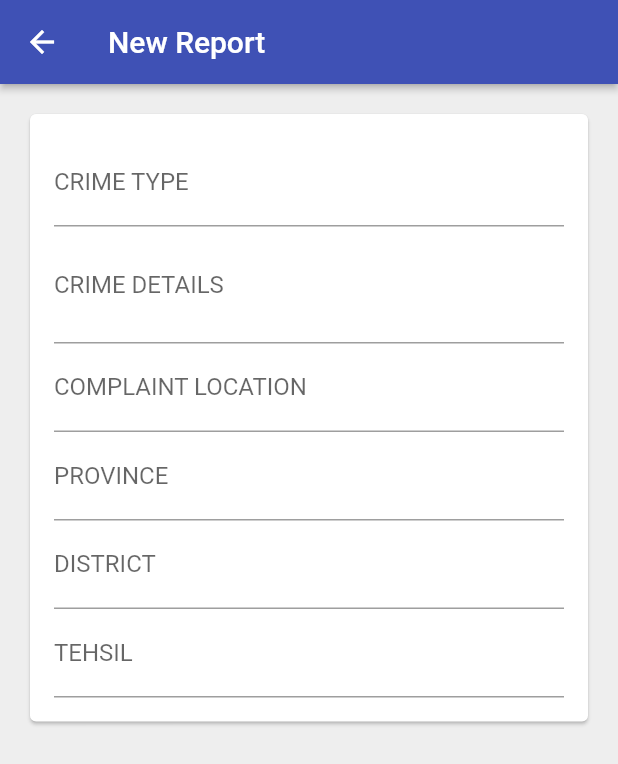
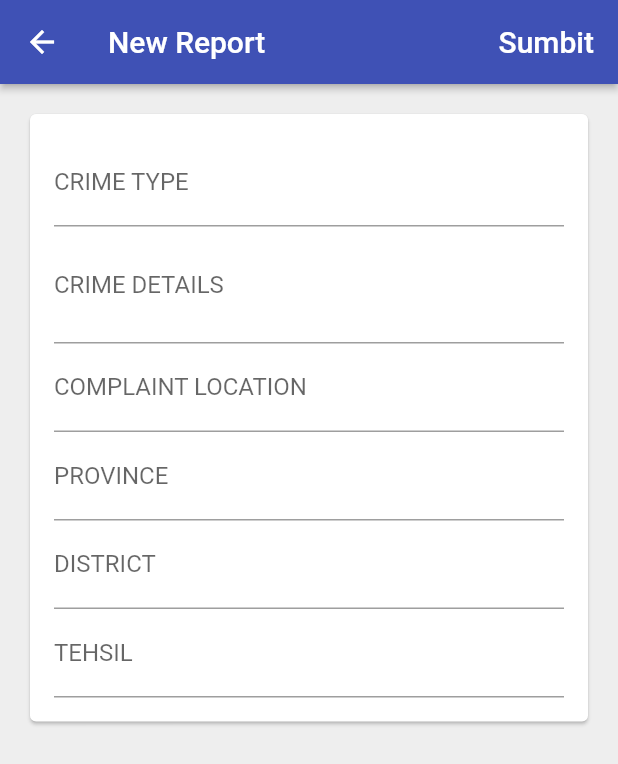
Before and after one commit to AwesomeShani/online_crime_reporting_system, a Flutter app: the EditReportsPage screen opened directly with empty values, on a phone screen of 412 x 824 dp. Shown: the top 764 px of the screen. Run offline on Flutter 3.47's test engine with Material 2 defaults, Android fonts, the phone set to English and light mode, and no system bars; our stand-ins replace cloud_firestore, firebase_auth, firebase_messaging, google_sign_in; missing offline and left inert: flutter_login_facebook; accounts and stored records are empty.

```diff
--- a/lib/app/Home/Reports/edit_reports_page.dart
+++ b/lib/app/Home/Reports/edit_reports_page.dart
@@ -97,7 +97,7 @@ class _EditReportsPageState extends State<EditReportsPage> {
         actions: <Widget>[
           FlatButton(
             child: Text(
-              '',
+              'Sumbit',
               style: TextStyle(color: Colors.white, fontSize: 20.0),
             ),
             onPressed: _submit,
```
